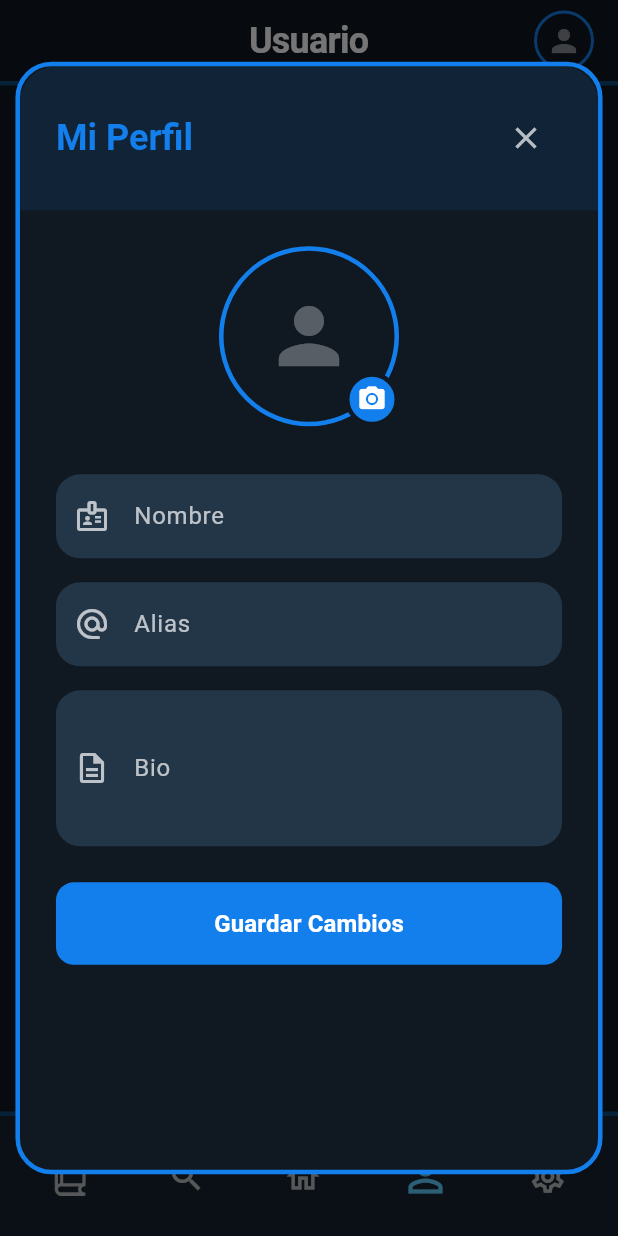
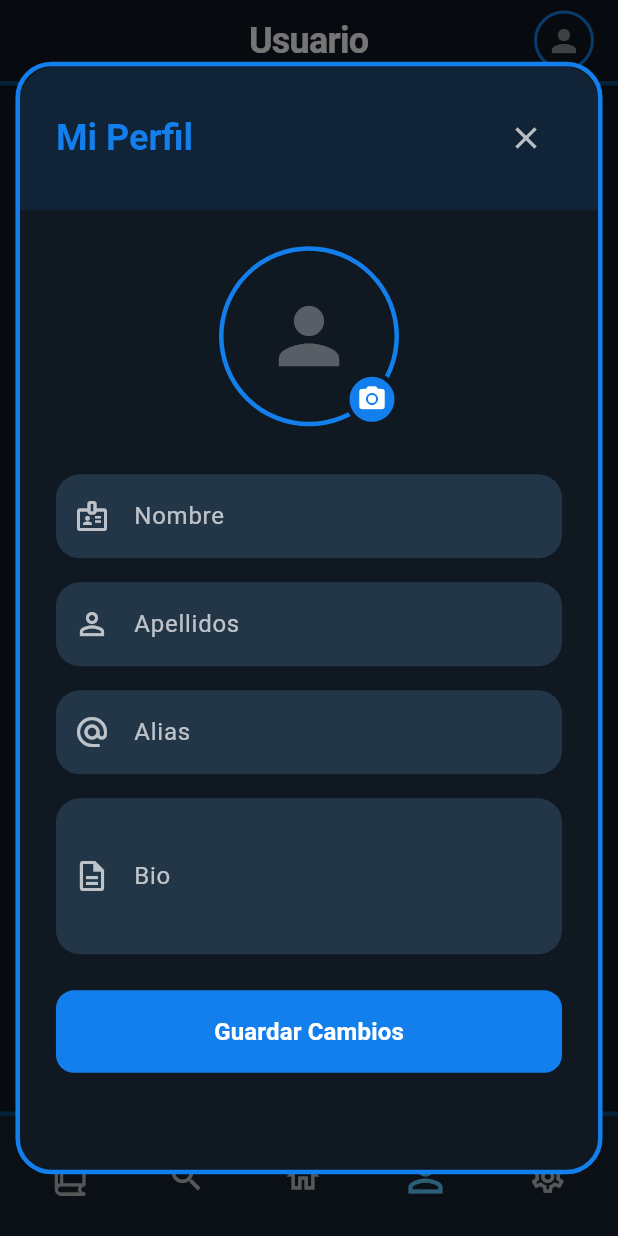
Before and after one commit to FranGonzalez7/game-tracker, a Flutter app: the screen it shows once a user with an empty profile is signed in, item 4 of the bottom bar chosen, after a tap on the "person" icon, on a phone screen of 412 x 824 dp. Run offline on Flutter 3.47's test engine with Material 3 defaults, Android fonts, the phone set to English and light mode, and no system bars; our stand-ins replace cached_network_image, cloud_firestore, firebase_auth, firebase_core, firebase_storage, flutter_dotenv and 4 more; accounts and stored records are empty; generated files the repository leaves out were written again; network calls fail.

Commit message:
primer container de home

```diff
--- /dev/null
+++ b/lib/providers/profile_provider.dart
@@ -0,0 +1,20 @@
+import 'package:flutter_riverpod/flutter_riverpod.dart';
+
+import '../services/profile_service.dart';
+import 'auth_provider.dart';
+
+final profileServiceProvider = Provider<ProfileService>((ref) {
+  return ProfileService();
+});
+
+final userProfileStreamProvider = StreamProvider<Map<String, dynamic>?>((ref) {
+  final authState = ref.watch(authStateProvider);
+  final user = authState.value;
+
+  if (user == null) {
+    return Stream<Map<String, dynamic>?>.value(null);
+  }
+
+  final profileService = ref.watch(profileServiceProvider);
+  return profileService.getUserProfileStream();
+});
--- a/lib/screens/home_tab.dart
+++ b/lib/screens/home_tab.dart
@@ -5,6 +5,8 @@ import 'package:cached_network_image/cached_network_image.dart';
 import 'list_detail_screen.dart';
 import '../models/game.dart';
 import '../providers/game_status_provider.dart';
+import '../providers/auth_provider.dart';
+import '../providers/profile_provider.dart';
 import '../widgets/game_detail_modal.dart';
 
 class HomeTab extends ConsumerWidget {
@@ -12,6 +14,9 @@ class HomeTab extends ConsumerWidget {
 
   @override
   Widget build(BuildContext context, WidgetRef ref) {
+    final authState = ref.watch(authStateProvider);
+    final userProfile = ref.watch(userProfileStreamProvider);
+
     return Column(
       children: [
         // 🧺 Contenedor superior justo bajo la AppBar (todavía está vacío pero me sirve de guía)
@@ -25,6 +30,91 @@ class HomeTab extends ConsumerWidget {
                   width: 2,
                 ),
                 borderRadius: BorderRadius.circular(16),
+              ),
+              constraints: const BoxConstraints.expand(),
+              child: Padding(
+                padding: const EdgeInsets.all(16.0),
+                child: authState.when(
+                  data: (user) {
+                    return userProfile.when(
+                      data: (profile) {
+                        final firstName = (profile?['firstName'] as String?)?.trim();
+                        final displayName = user?.displayName?.trim();
+                        final alias = (profile?['alias'] as String?)?.trim();
+                        final emailFallback = user?.email?.split('@').first;
+
+                        String? getFirstWord(String? value) {
+                          if (value == null) return null;
+                          final trimmed = value.trim();
+                          if (trimmed.isEmpty) return null;
+                          return trimmed.split(RegExp(r'\s+')).first;
+                        }
+
+                        final nickname = () {
+                          if (alias != null && alias.isNotEmpty) return alias;
+                          if (firstName != null && firstName.isNotEmpty) return firstName;
+                          final displayFirst = getFirstWord(displayName);
+                          if (displayFirst != null) return displayFirst;
+                          if (emailFallback != null && emailFallback.isNotEmpty) return emailFallback;
+                          return 'Jugador';
+                        }();
+
+                        return Column(
+                          crossAxisAlignment: CrossAxisAlignment.start,
+                          mainAxisAlignment: MainAxisAlignment.start,
+                          children: [
+                            Text(
+                              'Hola $nickname!',
+                              style: const TextStyle(
+                                color: Colors.white,
+                                fontSize: 20,
+                                fontWeight: FontWeight.bold,
+                              ),
+                            ),
+                            const SizedBox(height: 6),
+                            Text(
+                              '¿A qué quieres jugar hoy?',
+                              style: TextStyle(
+                                color: Colors.white.withOpacity(0.8),
+                                fontSize: 14,
+                              ),
+                            ),
+                          ],
+                        );
+                      },
+                      loading: () => const Center(
+                        child: CircularProgressIndicator(
+                          color: Color(0xFF137FEC),
+                        ),
+                      ),
+                      error: (error, stack) => Center(
+                        child: Text(
+                          'No pudimos cargar tu perfil',
+                          style: TextStyle(
+                            color: Colors.redAccent.withOpacity(0.9),
+                            fontSize: 14,
+                          ),
+                          textAlign: TextAlign.center,
+                        ),
+                      ),
+                    );
+                  },
+                  loading: () => const Center(
+                    child: CircularProgressIndicator(
+                      color: Color(0xFF137FEC),
+                    ),
+                  ),
+                  error: (error, stack) => Center(
+                    child: Text(
+                      'No pudimos cargar tu perfil',
+                      style: TextStyle(
+                        color: Colors.redAccent.withOpacity(0.9),
+                        fontSize: 14,
+                      ),
+                      textAlign: TextAlign.center,
+                    ),
+                  ),
+                ),
               ),
             ),
           ),
--- a/lib/services/profile_service.dart
+++ b/lib/services/profile_service.dart
@@ -95,7 +95,8 @@ class ProfileService {
 
   /// 📝 Actualiza los datos del perfil del usuario
   Future<void> updateProfile({
-    String? displayName,
+    String? firstName,
+    String? lastName,
     String? alias,
     String? bio,
   }) async {
@@ -105,7 +106,15 @@ class ProfileService {
 
     try {
       final data = <String, dynamic>{};
-      if (displayName != null) data['displayName'] = displayName;
+      if (firstName != null) data['firstName'] = firstName;
+      if (lastName != null) data['lastName'] = lastName;
+      final fullName = [
+        if (firstName != null && firstName.trim().isNotEmpty) firstName.trim(),
+        if (lastName != null && lastName.trim().isNotEmpty) lastName.trim(),
+      ].join(' ').trim();
+      if (fullName.isNotEmpty) {
+        data['displayName'] = fullName;
+      }
       if (alias != null) data['alias'] = alias;
       if (bio != null) data['bio'] = bio;
       data['updatedAt'] = FieldValue.serverTimestamp();
--- a/lib/widgets/profile_modal.dart
+++ b/lib/widgets/profile_modal.dart
@@ -3,13 +3,8 @@ import 'package:flutter/material.dart';
 import 'package:flutter_riverpod/flutter_riverpod.dart';
 import 'package:cached_network_image/cached_network_image.dart';
 import 'package:image_picker/image_picker.dart';
-import '../services/profile_service.dart';
 import '../providers/auth_provider.dart';
-
-/// 🧑‍💻 Provider para el servicio de perfil (así no repito instancias)
-final profileServiceProvider = Provider<ProfileService>((ref) {
-  return ProfileService();
-});
+import '../providers/profile_provider.dart';
 
 /// 🪪 Modal para editar mi perfil de usuario
 class ProfileModal extends ConsumerStatefulWidget {
@@ -29,7 +24,8 @@ class ProfileModal extends ConsumerStatefulWidget {
 }
 
 class _ProfileModalState extends ConsumerState<ProfileModal> {
-  final TextEditingController _displayNameController = TextEditingController();
+  final TextEditingController _firstNameController = TextEditingController();
+  final TextEditingController _lastNameController = TextEditingController();
   final TextEditingController _aliasController = TextEditingController();
   final TextEditingController _bioController = TextEditingController();
   final ImagePicker _imagePicker = ImagePicker();
@@ -45,10 +41,22 @@ class _ProfileModalState extends ConsumerState<ProfileModal> {
 
   @override
   void dispose() {
-    _displayNameController.dispose();
+    _firstNameController.dispose();
+    _lastNameController.dispose();
     _aliasController.dispose();
     _bioController.dispose();
     super.dispose();
+  }
+
+  void _setNameFallback(String? fullName) {
+    if (fullName == null || fullName.trim().isEmpty) return;
+    final parts = fullName.trim().split(RegExp(r'\s+'));
+    if (_firstNameController.text.isEmpty) {
+      _firstNameController.text = parts.first;
+    }
+    if (parts.length > 1 && _lastNameController.text.isEmpty) {
+      _lastNameController.text = parts.sublist(1).join(' ');
+    }
   }
 
   /// 📥 Carga los datos del perfil actual (todavía me lío con tantas fuentes)
@@ -63,11 +71,18 @@ class _ProfileModalState extends ConsumerState<ProfileModal> {
 
       if (profile != null) {
         // ☁️ Si existe en Firestore, uso esos datos fresquitos
-        if (profile['displayName'] != null) {
-          _displayNameController.text = profile['displayName'];
-        } else if (user?.displayName != null) {
-          // 🔁 Si no encuentro nada, regreso a lo que diga Firebase Auth
-          _displayNameController.text = user!.displayName!;
+        if (profile['firstName'] != null) {
+          _firstNameController.text = profile['firstName'];
+        }
+        if (profile['lastName'] != null) {
+          _lastNameController.text = profile['lastName'];
+        }
+        if (_firstNameController.text.isEmpty || _lastNameController.text.isEmpty) {
+          _setNameFallback(profile['displayName'] as String?);
+        }
+        if ((_firstNameController.text.isEmpty || _lastNameController.text.isEmpty) &&
+            user?.displayName != null) {
+          _setNameFallback(user!.displayName);
         }
 
         if (profile['alias'] != null) {
@@ -82,13 +97,13 @@ class _ProfileModalState extends ConsumerState<ProfileModal> {
         }
       } else if (user != null) {
         // 🙃 Si no hay perfil en Firestore, me quedo con lo que da Firebase Auth
-        _displayNameController.text = user.displayName ?? '';
+        _setNameFallback(user.displayName);
         _aliasController.text = user.uid.substring(0, 8);
       }
     } catch (e) {
       // 🤫 Si falla la carga, no paro todo, solo uso los datos que tenga a mano
       if (user != null) {
-        _displayNameController.text = user.displayName ?? '';
+        _setNameFallback(user.displayName);
         _aliasController.text = user.uid.substring(0, 8);
       }
     }
@@ -177,17 +192,27 @@ class _ProfileModalState extends ConsumerState<ProfileModal> {
         await profileService.uploadProfilePhoto(_selectedImage!);
       }
 
+      final firstName = _firstNameController.text.trim();
+      final lastName = _lastNameController.text.trim();
+      final alias = _aliasController.text.trim();
+      final bio = _bioController.text.trim();
+
       // ✏️ Luego actualizo el nombre que ve Firebase Auth
-      if (_displayNameController.text.isNotEmpty) {
-        await user.updateDisplayName(_displayNameController.text);
+      final authDisplayName = [firstName, lastName]
+          .where((value) => value.isNotEmpty)
+          .join(' ')
+          .trim();
+      if (authDisplayName.isNotEmpty) {
+        await user.updateDisplayName(authDisplayName);
         await user.reload();
       }
 
       // 🪄 También actualizo los datos extra en Firestore
       await profileService.updateProfile(
-        displayName: _displayNameController.text.isEmpty ? null : _displayNameController.text,
-        alias: _aliasController.text.isEmpty ? null : _aliasController.text,
-        bio: _bioController.text.isEmpty ? null : _bioController.text,
+        firstName: firstName.isEmpty ? null : firstName,
+        lastName: lastName.isEmpty ? null : lastName,
+        alias: alias.isEmpty ? null : alias,
+        bio: bio.isEmpty ? null : bio,
       );
 
       // 🔄 Finalmente refresco el estado de autenticación para que se note el cambio
@@ -360,13 +385,22 @@ class _ProfileModalState extends ConsumerState<ProfileModal> {
                         ),
                         const SizedBox(height: 32),
 
-                        // 📝 Nombre de visualización (lo que se ve en la app)
+                        // 📝 Nombre y apellidos (los manejo por separado ahora)
                         TextField(
-                          controller: _displayNameController,
+                          controller: _firstNameController,
                           decoration: const InputDecoration(
                             labelText: 'Nombre',
                             hintText: 'Tu nombre',
                             prefixIcon: Icon(Icons.badge_outlined),
+                          ),
+                        ),
+                        const SizedBox(height: 16),
+                        TextField(
+                          controller: _lastNameController,
+                          decoration: const InputDecoration(
+                            labelText: 'Apellidos',
+                            hintText: 'Tus apellidos',
+                            prefixIcon: Icon(Icons.person_outline),
                           ),
                         ),
                         const SizedBox(height: 16),
```
Also changed, not shown: 4 other files.
